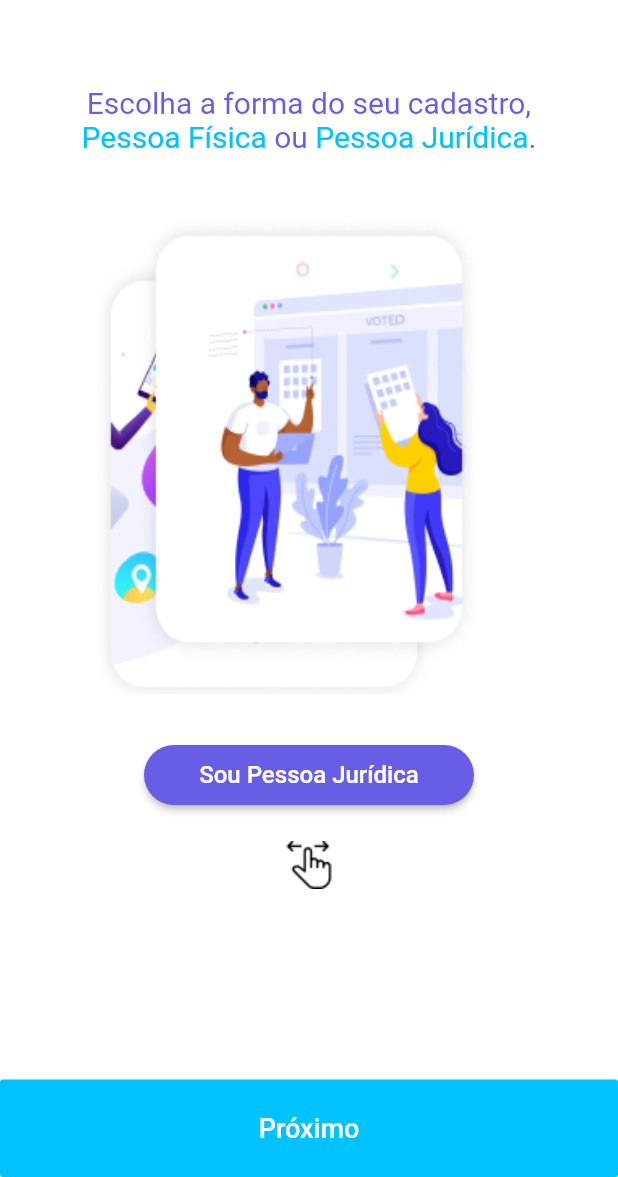
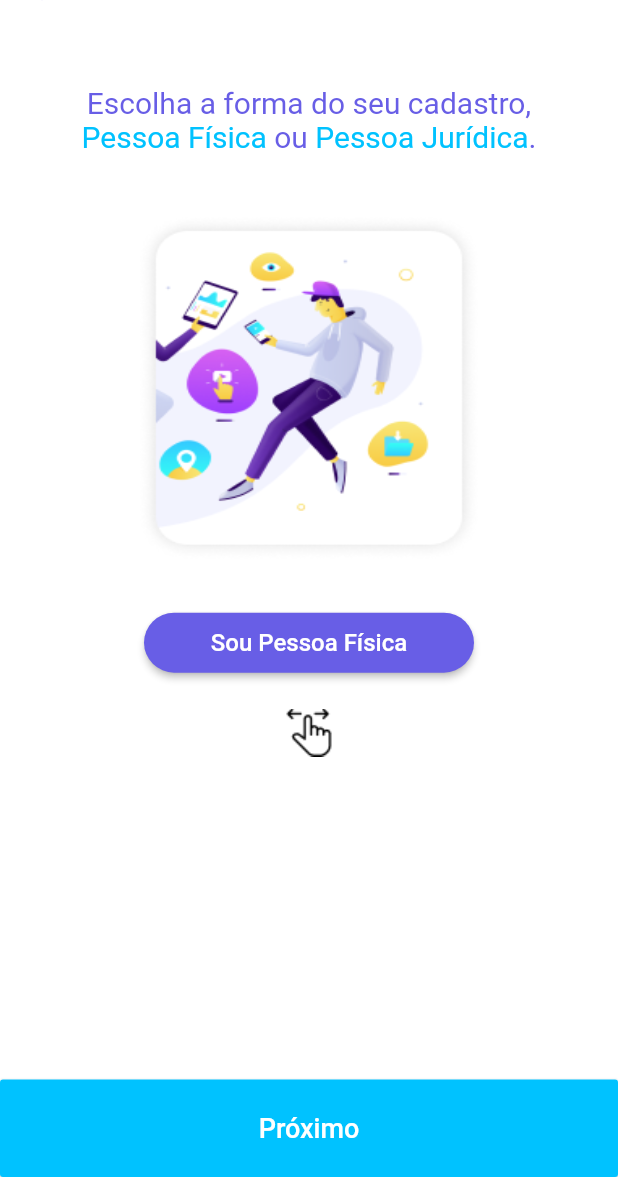
Before and after one commit to bbb159/jober-flutter, a Flutter app: the PersonTypeScreen screen opened directly, on a phone screen of 412 x 824 dp, the part 59-1236 px from its top. Run offline on Flutter 3.47's test engine with Material 2 defaults, Android fonts, the phone set to English and light mode, and no system bars; drawn by our look-alikes of carousel_slider; our stand-ins replace mask_text_input_formatter.

Commit message:
Bug fixes

```diff
--- a/lib/screens/sign_up/email_password_screen.dart
+++ b/lib/screens/sign_up/email_password_screen.dart
@@ -1,8 +1,6 @@
 import 'package:flutter/gestures.dart';
 import 'package:flutter/material.dart';
 import 'package:jober/commons/widgets/custom_app_bar.dart';
-import 'package:jober/bkp/name_and_birth_screen.dart';
-import 'package:jober/bkp/password_screen.dart';
 import 'package:jober/screens/sign_up/sign_up_successfull_screen.dart';
 import 'package:jober/screens/sign_up/use_terms_screen.dart';
 import 'package:jober/screens/sign_up/widgets/next_button.dart';
@@ -138,6 +136,7 @@ class _EmailPasswordScreenState extends State<EmailPasswordScreen> {
         ),
       ),
       bottomNavigationBar: NextButton(
+        text: 'Finalizar',
         callback: () {
           Navigator.of(context).push(
               MaterialPageRoute(builder: (context) => SignUpSucessfulScreen()));
--- a/lib/screens/sign_up/person_type_screen.dart
+++ b/lib/screens/sign_up/person_type_screen.dart
@@ -1,3 +1,4 @@
+import 'package:carousel_slider/carousel_slider.dart';
 import 'package:flutter/material.dart';
 import 'package:jober/commons/widgets/custom_app_bar.dart';
 import 'package:jober/screens/sign_up/person_identifier_screen.dart';
@@ -10,11 +11,11 @@ class PersonTypeScreen extends StatefulWidget {
 }
 
 class _PersonTypeScreenState extends State<PersonTypeScreen> {
-  String personChoosed;
+  String personChoosed = 'PHYSICAL';
 
-  setPersonChoosed(String person) {
+  _setPersonChoosed(index, reason) {
     setState(() {
-      this.personChoosed = person;
+      this.personChoosed = index == 0 ? 'PHYSICAL' : 'COMPANY';
     });
   }
 
@@ -50,28 +51,26 @@ class _PersonTypeScreenState extends State<PersonTypeScreen> {
                 ),
               ),
             ),
-            GestureDetector(
-              onPanUpdate: (dis) {
-                if (dis.delta.dx > 20) {
-                  setState(() {
-                    this.personChoosed =
-                        personChoosed == 'PHYSICAL' ? 'COMPANY' : 'PHYSICAL';
-                  });
-                }
-                if (dis.delta.dx < -20) {
-                  setState(() {
-                    this.personChoosed =
-                        personChoosed == 'PHYSICAL' ? 'COMPANY' : 'PHYSICAL';
-                  });
-                }
-              },
-              child: Column(
-                children: <Widget>[
+            CarouselSlider(
+              options: CarouselOptions(onPageChanged: _setPersonChoosed),
+              items: <Widget>[
                 Container(
-                    height: 320,
-                    child: Stack(
-                      children: buildStack(),
+                  width: 230,
+                  height: 300,
+                  child: Image.asset(
+                    'images/signup/physical_person.png',
+                    fit: BoxFit.fill,
                   ),
+                ),
+                Container(
+                  width: 230,
+                  height: 300,
+                  child: Image.asset(
+                    'images/signup/company_person.png',
+                    fit: BoxFit.fill,
+                  ),
+                )
+              ],
             ),
             SizedBox(height: 30),
             ButtonTheme(
@@ -101,9 +100,6 @@ class _PersonTypeScreenState extends State<PersonTypeScreen> {
           ],
         ),
       ),
-          ],
-        ),
-      ),
       bottomNavigationBar: NextButton(
         callback: () {
           Navigator.of(context).push(MaterialPageRoute(
@@ -128,29 +124,4 @@ class _PersonTypeScreenState extends State<PersonTypeScreen> {
       ),
     );
   }
-
-  List<Widget> buildStack() {
-    Widget physicalType = Container(
-      padding: EdgeInsets.symmetric(horizontal: 80),
-      child: buildPersonTypeContainer(
-        imagePath: 'images/signup/company_person.png',
-        personType: "COMPANY",
-      ),
-    );
-    Widget companyType = Container(
-      padding: EdgeInsets.symmetric(horizontal: 80),
-      child: buildPersonTypeContainer(
-        imagePath: 'images/signup/physical_person.png',
-        personType: "PERSON",
-      ),
-    );
-    return [
-      Positioned(
-        right: 30,
-        top: 30,
-        child: personChoosed == 'PHYSICAL' ? physicalType : companyType,
-      ),
-      personChoosed == 'PHYSICAL' ? companyType : physicalType,
-    ];
 }
-}
```
Also changed, not shown: lib/screens/sign_up/job_area_screen.dart (+34 -6 lines), pubspec.yaml (+4 -5 lines), pubspec.lock. Lines whose indentation alone changed are shown as unchanged.
